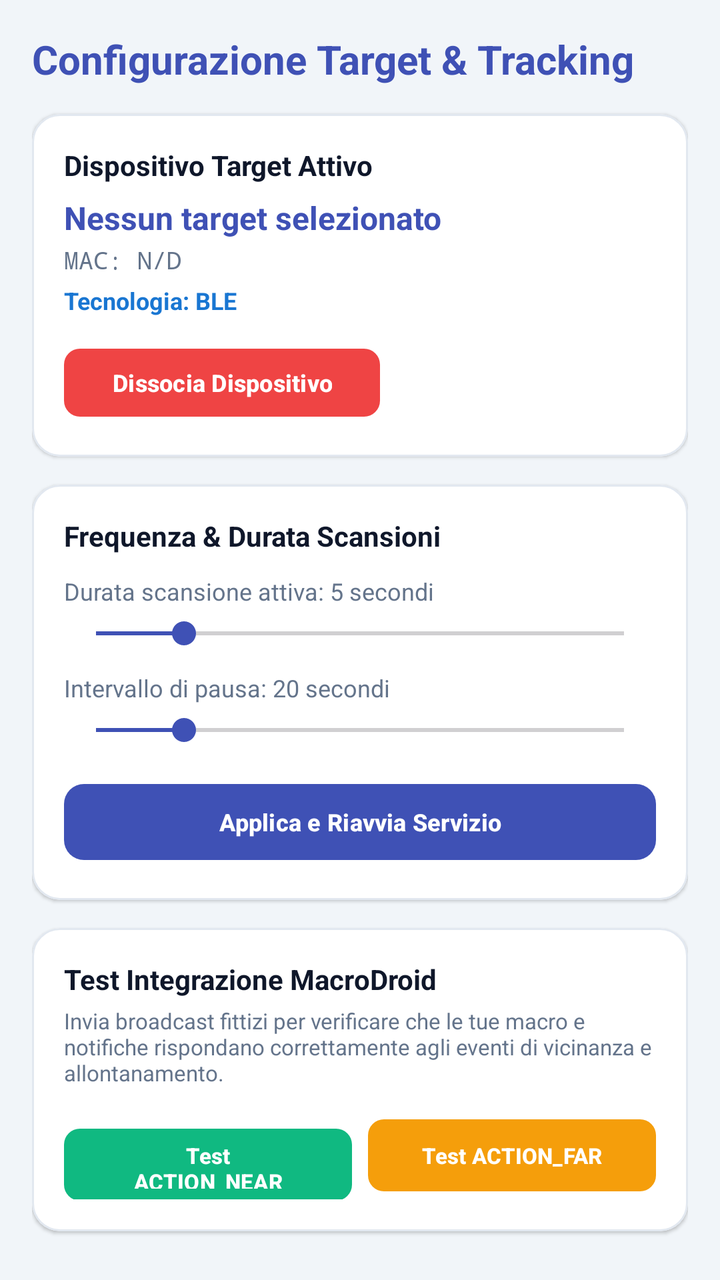
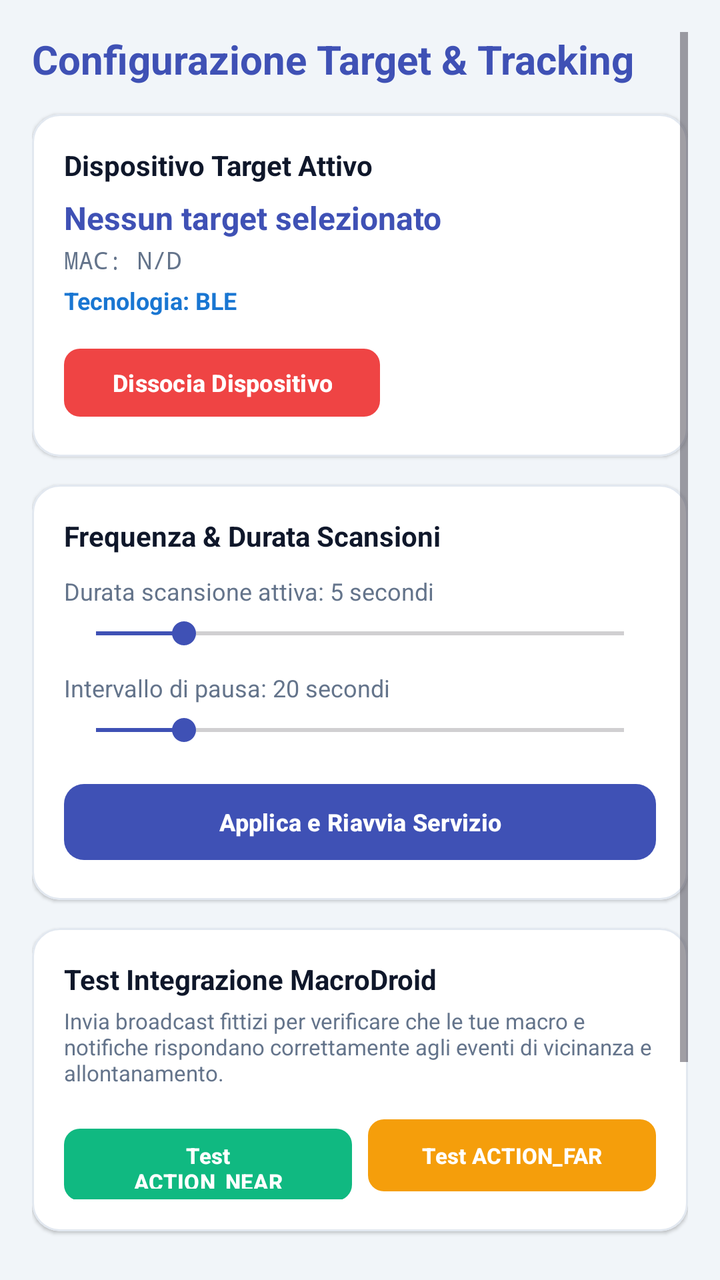

Before-and-after screenshots of an Android layout around one commit, followed by the original layout XML and the change that was made.
<!-- AndroidManifest.xml: application theme Theme.ItagScanner -->
<!-- res/layout/activity_device_manager.xml -->
<?xml version="1.0" encoding="utf-8"?>
<ScrollView xmlns:android="http://schemas.android.com/apk/res/android"
    xmlns:app="http://schemas.android.com/apk/res-auto"
    android:layout_width="match_parent"
    android:layout_height="match_parent"
    android:padding="16dp"
    android:background="@color/page_background">

    <LinearLayout
        android:layout_width="match_parent"
        android:layout_height="wrap_content"
        android:orientation="vertical">

        <TextView
            android:layout_width="match_parent"
            android:layout_height="wrap_content"
            android:text="Configurazione Target &amp; Tracking"
            android:textSize="20sp"
            android:textStyle="bold"
            android:textColor="@color/primary_indigo"
            android:layout_marginBottom="14dp" />

        
        <com.google.android.material.card.MaterialCardView
            android:layout_width="match_parent"
            android:layout_height="wrap_content"
            android:layout_marginBottom="14dp"
            app:cardCornerRadius="14dp"
            app:cardElevation="1dp"
            app:strokeWidth="1dp"
            app:strokeColor="@color/card_stroke"
            app:cardBackgroundColor="@color/card_background">

            <LinearLayout
                android:layout_width="match_parent"
                android:layout_height="wrap_content"
                android:orientation="vertical"
                android:padding="16dp">

                <TextView
                    android:layout_width="wrap_content"
                    android:layout_height="wrap_content"
                    android:text="Dispositivo Target Attivo"
                    android:textStyle="bold"
                    android:textSize="14sp"
                    android:textColor="@color/text_primary" />

                <TextView
                    android:id="@+id/targetNameText"
                    android:layout_width="wrap_content"
                    android:layout_height="wrap_content"
                    android:text="Nessun target selezionato"
                    android:textSize="16sp"
                    android:textStyle="bold"
                    android:textColor="@color/primary_indigo"
                    android:layout_marginTop="6dp" />

                <TextView
                    android:id="@+id/targetMacText"
                    android:layout_width="wrap_content"
                    android:layout_height="wrap_content"
                    android:text="MAC: N/D"
                    android:textSize="12sp"
                    android:fontFamily="monospace"
                    android:textColor="@color/text_secondary"
                    android:layout_marginTop="2dp" />

                <TextView
                    android:id="@+id/targetTechText"
                    android:layout_width="wrap_content"
                    android:layout_height="wrap_content"
                    android:text="Tecnologia: BLE"
                    android:textSize="12sp"
                    android:textStyle="bold"
                    android:textColor="#1976D2"
                    android:layout_marginTop="4dp" />

                <com.google.android.material.button.MaterialButton
                    android:id="@+id/unpairButton"
                    android:layout_width="wrap_content"
                    android:layout_height="42dp"
                    android:text="Dissocia Dispositivo"
                    android:textSize="12sp"
                    android:textStyle="bold"
                    android:textColor="#FFFFFF"
                    app:backgroundTint="#EF4444"
                    app:cornerRadius="8dp"
                    android:layout_marginTop="12dp" />
            </LinearLayout>
        </com.google.android.material.card.MaterialCardView>

        
        <com.google.android.material.card.MaterialCardView
            android:layout_width="match_parent"
            android:layout_height="wrap_content"
            android:layout_marginBottom="14dp"
            app:cardCornerRadius="14dp"
            app:cardElevation="1dp"
            app:strokeWidth="1dp"
            app:strokeColor="@color/card_stroke"
            app:cardBackgroundColor="@color/card_background">

            <LinearLayout
                android:layout_width="match_parent"
                android:layout_height="wrap_content"
                android:orientation="vertical"
                android:padding="16dp">

                <TextView
                    android:layout_width="wrap_content"
                    android:layout_height="wrap_content"
                    android:text="Frequenza &amp; Durata Scansioni"
                    android:textStyle="bold"
                    android:textSize="14sp"
                    android:textColor="@color/text_primary" />

                <TextView
                    android:id="@+id/durationLabel"
                    android:layout_width="wrap_content"
                    android:layout_height="wrap_content"
                    android:text="Durata scansione attiva: 5 secondi"
                    android:textSize="12sp"
                    android:textColor="@color/text_secondary"
                    android:layout_marginTop="10dp" />

                <SeekBar
                    android:id="@+id/durationSeekBar"
                    android:layout_width="match_parent"
                    android:layout_height="wrap_content"
                    android:max="30"
                    android:progress="5"
                    android:thumbTint="@color/primary_indigo"
                    android:progressTint="@color/primary_indigo"
                    android:layout_marginTop="4dp" />

                <TextView
                    android:id="@+id/intervalLabel"
                    android:layout_width="wrap_content"
                    android:layout_height="wrap_content"
                    android:text="Intervallo di pausa: 20 secondi"
                    android:textSize="12sp"
                    android:textColor="@color/text_secondary"
                    android:layout_marginTop="10dp" />

                <SeekBar
                    android:id="@+id/intervalSeekBar"
                    android:layout_width="match_parent"
                    android:layout_height="wrap_content"
                    android:max="120"
                    android:progress="20"
                    android:thumbTint="@color/primary_indigo"
                    android:progressTint="@color/primary_indigo"
                    android:layout_marginTop="4dp" />

                <com.google.android.material.button.MaterialButton
                    android:id="@+id/restartServiceButton"
                    android:layout_width="match_parent"
                    android:layout_height="46dp"
                    android:text="Applica e Riavvia Servizio"
                    android:textSize="12sp"
                    android:textStyle="bold"
                    android:textColor="#FFFFFF"
                    app:backgroundTint="@color/primary_indigo"
                    app:cornerRadius="10dp"
                    android:layout_marginTop="14dp" />
            </LinearLayout>
        </com.google.android.material.card.MaterialCardView>

        
        <com.google.android.material.card.MaterialCardView
            android:layout_width="match_parent"
            android:layout_height="wrap_content"
            android:layout_marginBottom="14dp"
            app:cardCornerRadius="14dp"
            app:cardElevation="1dp"
            app:strokeWidth="1dp"
            app:strokeColor="@color/card_stroke"
            app:cardBackgroundColor="@color/card_background">

            <LinearLayout
                android:layout_width="match_parent"
                android:layout_height="wrap_content"
                android:orientation="vertical"
                android:padding="16dp">

                <TextView
                    android:layout_width="wrap_content"
                    android:layout_height="wrap_content"
                    android:text="Test Integrazione MacroDroid"
                    android:textStyle="bold"
                    android:textSize="14sp"
                    android:textColor="@color/text_primary" />

                <TextView
                    android:layout_width="wrap_content"
                    android:layout_height="wrap_content"
                    android:text="Invia broadcast fittizi per verificare che le tue macro e notifiche rispondano correttamente agli eventi di vicinanza e allontanamento."
                    android:textSize="11sp"
                    android:textColor="@color/text_secondary"
                    android:layout_marginTop="4dp"
                    android:layout_marginBottom="12dp" />

                <LinearLayout
                    android:layout_width="match_parent"
                    android:layout_height="wrap_content"
                    android:orientation="horizontal">

                    <com.google.android.material.button.MaterialButton
                        android:id="@+id/testNearButton"
                        android:layout_width="0dp"
                        android:layout_height="44dp"
                        android:layout_weight="1"
                        android:text="Test ACTION_NEAR"
                        android:textSize="11sp"
                        android:textStyle="bold"
                        android:textColor="#FFFFFF"
                        app:backgroundTint="#10B981"
                        app:cornerRadius="8dp" />

                    <com.google.android.material.button.MaterialButton
                        android:id="@+id/testFarButton"
                        android:layout_width="0dp"
                        android:layout_height="44dp"
                        android:layout_weight="1"
                        android:layout_marginStart="8dp"
                        android:text="Test ACTION_FAR"
                        android:textSize="11sp"
                        android:textStyle="bold"
                        android:textColor="#FFFFFF"
                        app:backgroundTint="#F59E0B"
                        app:cornerRadius="8dp" />
                </LinearLayout>
            </LinearLayout>
        </com.google.android.material.card.MaterialCardView>

    </LinearLayout>
</ScrollView>
<!-- resources referenced by this layout -->
<resources>
  <color name="card_background">#FFFFFF</color>
  <color name="card_stroke">#E2E8F0</color>
  <color name="page_background">#F1F5F9</color>
  <color name="primary_indigo">#3F51B5</color>
  <color name="text_primary">#0F172A</color>
  <color name="text_secondary">#64748B</color>
  <style name="Theme.ItagScanner" parent="Theme.Material3.Light.NoActionBar">
          <item name="colorPrimary">@color/colorPrimary</item>
          <item name="colorPrimaryDark">@color/colorPrimaryDark</item>
          <item name="colorAccent">@color/colorPrimary</item>
          <item name="android:windowBackground">@color/page_background</item>
          <item name="android:statusBarColor">@color/colorPrimaryDark</item>
      </style>
  <color name="colorPrimary">#3F51B5</color>
  <color name="colorPrimaryDark">#303F9F</color>
</resources>

<!-- the commit's change to res/layout/activity_device_manager.xml (unified diff, before → after) -->
@@ -233,5 +233,85 @@
             </LinearLayout>
         </com.google.android.material.card.MaterialCardView>
 
+        
+        <com.google.android.material.card.MaterialCardView
+            android:layout_width="match_parent"
+            android:layout_height="wrap_content"
+            android:layout_marginBottom="14dp"
+            app:cardCornerRadius="14dp"
+            app:cardElevation="1dp"
+            app:strokeWidth="1dp"
+            app:strokeColor="@color/card_stroke"
+            app:cardBackgroundColor="@color/card_background">
+
+            <LinearLayout
+                android:layout_width="match_parent"
+                android:layout_height="wrap_content"
+                android:orientation="vertical"
+                android:padding="16dp">
+
+                <LinearLayout
+                    android:layout_width="match_parent"
+                    android:layout_height="wrap_content"
+                    android:orientation="horizontal"
+                    android:gravity="center_vertical"
+                    android:layout_marginBottom="8dp">
+                    
+                    <TextView
+                        android:layout_width="0dp"
+                        android:layout_height="wrap_content"
+                        android:layout_weight="1"
+                        android:text="Archivio Target Memorizzati"
+                        android:textStyle="bold"
+                        android:textSize="14sp"
+                        android:drawableStart="@android:drawable/ic_menu_recent_history"
+                        android:drawablePadding="6dp"
+                        android:drawableTint="@color/primary_indigo"
+                        android:textColor="@color/text_primary" />
+                    
+                    <TextView
+                        android:id="@+id/archiveCountBadge"
+                        android:layout_width="wrap_content"
+                        android:layout_height="wrap_content"
+                        android:text="0 salvati"
+                        android:textSize="10sp"
+                        android:textStyle="bold"
+                        android:textColor="@color/primary_indigo"
+                        android:background="@drawable/bg_chip_selected"
+                        android:paddingStart="8dp"
+                        android:paddingEnd="8dp"
+                        android:paddingTop="2dp"
+                        android:paddingBottom="2dp" />
+                </LinearLayout>
+
+                <TextView
+                    android:layout_width="match_parent"
+                    android:layout_height="wrap_content"
+                    android:text="Storico di tutti i dispositivi già utilizzati come target. Puoi attivarne uno al volo oppure rimuoverlo dall'archivio."
+                    android:textSize="11sp"
+                    android:textColor="@color/text_secondary"
+                    android:layout_marginBottom="12dp" />
+
+                <LinearLayout
+                    android:id="@+id/archiveContainer"
+                    android:layout_width="match_parent"
+                    android:layout_height="wrap_content"
+                    android:orientation="vertical" />
+                    
+                <TextView
+                    android:id="@+id/emptyArchiveText"
+                    android:layout_width="match_parent"
+                    android:layout_height="wrap_content"
+                    android:text="Nessun target salvato nell'archivio. Seleziona un dispositivo dalla scansione per aggiungerlo automaticamente."
+                    android:textSize="10sp"
+                    android:textColor="@color/text_secondary"
+                    android:background="#F9FAFB"
+                    android:padding="12dp"
+                    android:gravity="center"
+                    android:visibility="gone" />
+
+            </LinearLayout>
+        </com.google.android.material.card.MaterialCardView>
+
     </LinearLayout>
 </ScrollView>
<!-- resource entries referenced after the edit -->
@@ -6,6 +6,14 @@
   <color name="primary_indigo">#3F51B5</color>
   <color name="text_primary">#0F172A</color>
   <color name="text_secondary">#64748B</color>
+  <!-- drawable bg_chip_selected (drawable) -->
+  <?xml version="1.0" encoding="utf-8"?>
+  <shape xmlns:android="http://schemas.android.com/apk/res/android"
+      android:shape="rectangle">
+      <solid android:color="#EEF2FF" />
+      <stroke android:width="1.5dp" android:color="#3F51B5" />
+      <corners android:radius="8dp" />
+  </shape>
   <style name="Theme.ItagScanner" parent="Theme.Material3.Light.NoActionBar">
           <item name="colorPrimary">@color/colorPrimary</item>
           <item name="colorPrimaryDark">@color/colorPrimaryDark</item>
